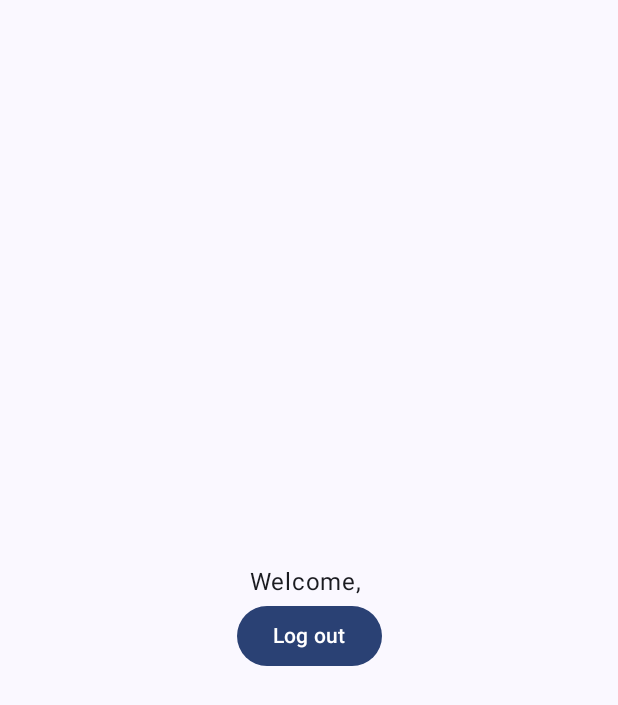
After one commit to shahmohammedarfath/CineQueue, an Android app built with Jetpack Compose: the LandingScreen screen opened through its navigation route, on a phone screen of 412 x 824 dp. The commit adds this screen. Shown: the top 705 px of the screen. Run offline under Robolectric (Android 15) with nearby library versions, the phone set to English and light mode, and no system bars; our stand-ins replace Firebase (no records; nobody signed in at launch, a user with empty details on screens opened directly).

Commit message:
"Generic Landing Screen"

```diff
--- a/app/src/main/java/uk/ac/tees/mad/s3648758/MainActivity.kt
+++ b/app/src/main/java/uk/ac/tees/mad/s3648758/MainActivity.kt
@@ -4,14 +4,20 @@ import android.os.Bundle
 import androidx.activity.ComponentActivity
 import androidx.activity.compose.setContent
 import androidx.activity.enableEdgeToEdge
+import androidx.compose.foundation.layout.Column
 import androidx.compose.foundation.layout.fillMaxSize
 import androidx.compose.foundation.layout.padding
 import androidx.compose.material3.Scaffold
-import androidx.compose.material3.Text
 import androidx.compose.runtime.Composable
 import androidx.compose.ui.Modifier
-import androidx.compose.ui.tooling.preview.Preview
+import androidx.lifecycle.viewmodel.compose.viewModel
+import androidx.navigation.compose.NavHost
+import androidx.navigation.compose.composable
+import androidx.navigation.compose.rememberNavController
+import uk.ac.tees.mad.s3648758.screens.LandingScreen
+import uk.ac.tees.mad.s3648758.screens.LoginScreen
 import uk.ac.tees.mad.s3648758.ui.theme.CineQueueTheme
+import uk.ac.tees.mad.s3648758.view_models.UserViewModel
 
 class MainActivity : ComponentActivity() {
     override fun onCreate(savedInstanceState: Bundle?) {
@@ -20,8 +26,7 @@ class MainActivity : ComponentActivity() {
         setContent {
             CineQueueTheme {
                 Scaffold(modifier = Modifier.fillMaxSize()) { innerPadding ->
-                    Greeting(
-                        name = "Android",
+                    App(
                         modifier = Modifier.padding(innerPadding)
                     )
                 }
@@ -31,17 +36,27 @@ class MainActivity : ComponentActivity() {
 }
 
 @Composable
-fun Greeting(name: String, modifier: Modifier = Modifier) {
-    Text(
-        text = "Hello $name!",
-        modifier = modifier
-    )
-}
+fun App(modifier: Modifier = Modifier) {
 
-@Preview(showBackground = true)
-@Composable
-fun GreetingPreview() {
-    CineQueueTheme {
-        Greeting("Android")
+    Column(modifier = modifier) {
+
+        val navController = rememberNavController()
+
+        val userViewModel: UserViewModel = viewModel()
+
+        NavHost(
+            navController = navController,
+
+            startDestination = if (userViewModel.isLoggedIn) "landing" else "login"
+        ) {
+
+            composable(route = "login") {
+                LoginScreen(navController, userViewModel)
+            }
+
+            composable(route = "landing") {
+                LandingScreen(navController, userViewModel)
+            }
+        }
     }
 }
--- /dev/null
+++ b/app/src/main/java/uk/ac/tees/mad/s3648758/screens/LandingScreen.kt
@@ -0,0 +1,38 @@
+package uk.ac.tees.mad.s3648758.screens
+
+import androidx.compose.foundation.layout.Arrangement
+import androidx.compose.foundation.layout.Column
+import androidx.compose.foundation.layout.fillMaxSize
+import androidx.compose.material3.Button
+import androidx.compose.material3.Text
+import androidx.compose.runtime.Composable
+import androidx.compose.ui.Alignment
+import androidx.compose.ui.Modifier
+import androidx.navigation.NavHostController
+import uk.ac.tees.mad.s3648758.view_models.UserViewModel
+
+@Composable
+fun LandingScreen(
+    navHostController: NavHostController,
+    userViewModel: UserViewModel,
+    modifier: Modifier = Modifier
+) {
+    Column(
+        modifier = Modifier.fillMaxSize(),
+        verticalArrangement = Arrangement.Center,
+        horizontalAlignment = Alignment.CenterHorizontally
+    ) {
+        Text(text = "Welcome, ${userViewModel.username}")
+
+        Button(
+            onClick = {
+                userViewModel.signOut()
+                navHostController.navigate("login") {
+                    popUpTo("landing") { inclusive = true }
+                }
+            }
+        ) {
+            Text(text = "Log out")
+        }
+    }
+}
```
Also changed, not shown: app/src/main/java/uk/ac/tees/mad/s3648758/screens/LoginScreen.kt (+58 -15 lines), app/src/main/java/uk/ac/tees/mad/s3648758/view_models/AuthViewModel.kt (deleted, +0 -73 lines), app/src/main/java/uk/ac/tees/mad/s3648758/view_models/UserViewModel.kt (added, +116 -0 lines).
